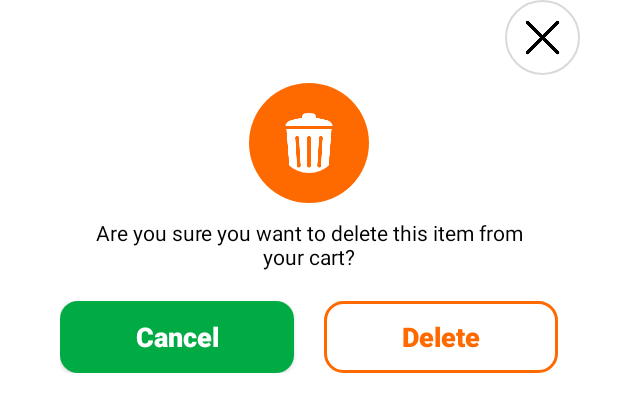
After one commit to minhman293/Food_Ordering_Spoon, an Android app: the layout dialog_confirm.xml on its own in the app's theme, with its tools: preview values and no code run, on a phone screen of 412 x 824 dp. The commit adds this screen. Shown: the top 412 px of the screen. Run offline under Robolectric (Android 15) with nearby library versions, the phone set to English and light mode, and no system bars.

Commit message:
push to gitgub

```diff
--- a/app/src/main/java/com/man293/food_ordering_spoon/components/SpoonDialog.java
+++ /dev/null
@@ -1,21 +0,0 @@
-package com.man293.food_ordering_spoon.components;
-
-import android.content.Context;
-
-import com.google.android.material.bottomsheet.BottomSheetDialog;
-
-import androidx.annotation.NonNull;
-
-public class SpoonDialog extends BottomSheetDialog {
-    public SpoonDialog(@NonNull Context context) {
-        super(context);
-    }
-
-    public SpoonDialog(@NonNull Context context, int theme) {
-        super(context, theme);
-    }
-
-    protected SpoonDialog(@NonNull Context context, boolean cancelable, OnCancelListener cancelListener) {
-        super(context, cancelable, cancelListener);
-    }
-}
--- a/app/src/main/java/com/man293/food_ordering_spoon/fragments/CartFragment.java
+++ b/app/src/main/java/com/man293/food_ordering_spoon/fragments/CartFragment.java
@@ -2,12 +2,17 @@ package com.man293.food_ordering_spoon.fragments;
 
 import android.os.Bundle;
 
+import androidx.appcompat.widget.AppCompatButton;
 import androidx.fragment.app.Fragment;
 
 import android.view.LayoutInflater;
 import android.view.View;
 import android.view.ViewGroup;
+import android.view.Window;
+import android.widget.Button;
+import android.widget.ImageButton;
 
+import com.google.android.material.bottomsheet.BottomSheetDialog;
 import com.man293.food_ordering_spoon.R;
 
 public class CartFragment extends Fragment {
@@ -17,6 +22,21 @@ public class CartFragment extends Fragment {
                              Bundle savedInstanceState) {
         View view = inflater.inflate(R.layout.fragment_cart, container, false);
 
+        ImageButton deleteButton = view.findViewById(R.id.delete_button);
+        deleteButton.setOnClickListener(v -> {
+           showDialog();
+        });
+
         return view;
     }
+
+    private void showDialog( ) {
+        BottomSheetDialog deleteDialog  = new BottomSheetDialog(getContext() , R.style.bottom_sheet_dialog_theme);
+        deleteDialog.setContentView(R.layout.dialog_confirm);
+        ImageButton closeButton = deleteDialog.findViewById(R.id.close_dialog_button);
+        closeButton.setOnClickListener(v -> {
+            deleteDialog.hide();
+        });
+        deleteDialog.show();
+    }
 }
--- /dev/null
+++ b/app/src/main/res/drawable/background_gray_outline_rounded.xml
@@ -0,0 +1,6 @@
+<?xml version="1.0" encoding="utf-8"?>
+<shape android:shape="oval" xmlns:android="http://schemas.android.com/apk/res/android">
+    <stroke android:width="1dp" android:color="@color/lightgray"/>
+    <corners android:radius="1000dp"/>
+    <solid android:color="@color/white"/>
+</shape>
--- /dev/null
+++ b/app/src/main/res/drawable/background_green_round.xml
@@ -0,0 +1,5 @@
+<?xml version="1.0" encoding="utf-8"?>
+<shape android:shape="rectangle" xmlns:android="http://schemas.android.com/apk/res/android">
+    <solid android:color="@color/green" />
+    <corners android:radius="12dp"/>
+</shape>
--- /dev/null
+++ b/app/src/main/res/drawable/background_orange_outline_round.xml
@@ -0,0 +1,5 @@
+<?xml version="1.0" encoding="utf-8"?>
+<shape android:shape="rectangle" xmlns:android="http://schemas.android.com/apk/res/android">
+    <stroke android:width="2dp" android:color="@color/orange" />
+    <corners android:radius="12dp"/>
+</shape>
--- /dev/null
+++ b/app/src/main/res/drawable/background_orange_rounded.xml
@@ -0,0 +1,5 @@
+<?xml version="1.0" encoding="utf-8"?>
+<shape android:shape="rectangle" xmlns:android="http://schemas.android.com/apk/res/android">
+    <solid android:color="@color/orange" />
+    <corners android:radius="1000dp"/>
+</shape>
--- a/app/src/main/res/layout/activity_app.xml
+++ b/app/src/main/res/layout/activity_app.xml
@@ -13,7 +13,7 @@
         android:layout_height="wrap_content"
         android:name="com.man293.food_ordering_spoon.fragments.HomeFragment"
         android:layout_weight="1"
-        tools:layout="@layout/fragment_home"
+        tools:layout="@layout/fragment_cart"
         />
     <com.etebarian.meowbottomnavigation.MeowBottomNavigation
         android:id="@+id/MeowBottomNavigation"
--- /dev/null
+++ b/app/src/main/res/layout/dialog_confirm.xml
@@ -0,0 +1,82 @@
+<?xml version="1.0" encoding="utf-8"?>
+<androidx.constraintlayout.widget.ConstraintLayout xmlns:android="http://schemas.android.com/apk/res/android"
+    xmlns:app="http://schemas.android.com/apk/res-auto"
+    android:id="@+id/dialog_layout"
+    android:layout_width="match_parent"
+    android:layout_height="wrap_content"
+    android:background="@android:color/transparent"
+    >
+    <LinearLayout
+        android:id="@+id/dialog_container"
+        android:paddingVertical="30dp"
+        android:paddingHorizontal="40dp"
+        android:layout_width="match_parent"
+        android:layout_height="wrap_content"
+        app:layout_constraintBottom_toBottomOf="parent"
+        android:orientation="vertical"
+        android:background="@color/white"
+        >
+        <FrameLayout
+            android:layout_width="wrap_content"
+            android:layout_height="wrap_content"
+            android:layout_gravity="center_horizontal"
+            android:background="@drawable/background_orange_rounded"
+            android:padding="20dp"
+            >
+            <com.google.android.material.imageview.ShapeableImageView
+                android:id="@+id/dialog_logo"
+                android:layout_width="40dp"
+                android:layout_height="40dp"
+                android:src="@drawable/recycle_bin"
+                android:scaleType="fitCenter"
+                app:shapeAppearanceOverlay="@style/image_rounded"
+                />
+        </FrameLayout>
+        <TextView
+            android:layout_width="wrap_content"
+            android:layout_height="wrap_content"
+            android:text="Are you sure you want to delete this item from your cart?"
+            android:layout_marginHorizontal="10dp"
+            android:layout_marginTop="10dp"
+            android:layout_marginBottom="20dp"
+            android:gravity="center"
+            android:textColor="@color/black"
+            />
+        <LinearLayout
+            android:layout_width="match_parent"
+            android:layout_height="wrap_content"
+            android:orientation="horizontal"
+            android:layout_gravity="center_horizontal"
+            >
+            <androidx.appcompat.widget.AppCompatButton
+                android:layout_weight="1"
+                android:text="Cancel"
+                android:background="@drawable/background_green_round"
+                style="@style/button"
+                android:layout_marginRight="10dp"
+                />
+            <androidx.appcompat.widget.AppCompatButton
+                android:id="@+id/cofirm_delete_button"
+                android:layout_weight="1"
+                android:text="Delete"
+                android:textColor="@color/orange"
+                android:background="@drawable/background_orange_outline_round"
+                android:layout_marginLeft="10dp"
+                style="@style/button"
+                />
+        </LinearLayout>
+    </LinearLayout>
+    <ImageButton
+        android:id="@+id/close_dialog_button"
+        app:layout_constraintTop_toTopOf="@+id/dialog_container"
+        app:layout_constraintBottom_toTopOf="@id/dialog_container"
+        app:layout_constraintRight_toRightOf="parent"
+        android:layout_marginRight="25dp"
+        android:layout_width="50dp"
+        android:layout_height="50dp"
+        android:src="@drawable/xmark_icon"
+        android:scaleType="fitCenter"
+        android:background="@drawable/background_gray_outline_rounded"
+        android:padding="10dp"
+        />
+</androidx.constraintlayout.widget.ConstraintLayout>
--- a/app/src/main/res/layout/fragment_cart.xml
+++ b/app/src/main/res/layout/fragment_cart.xml
@@ -146,6 +146,7 @@
                        </LinearLayout>
                    </LinearLayout>
                    <ImageButton
+                       android:id="@+id/delete_button"
                        android:layout_width="65dp"
                        android:layout_height="40dp"
                        android:scaleType="fitCenter"
@@ -441,7 +442,8 @@
            </LinearLayout>
            <androidx.appcompat.widget.AppCompatButton
                android:text="Checkout"
-               style="@style/primary_btn"
+               style="@style/button"
+               android:background="@drawable/background_orange_round"
                android:layout_marginTop="50dp"
                android:layout_marginBottom="20dp"
                />
--- a/app/src/main/res/values/colors.xml
+++ b/app/src/main/res/values/colors.xml
@@ -9,6 +9,7 @@
     <color name="white">#FFFFFFFF</color>
     <color name="water">#D2F4FF</color>
     <color name="lightgray">#D9D9D9</color>
+    <color name="lightgray_75">#BFD9D9D9</color>
     <color name="whitegray">#F1F1F1</color>
     <color name="green">#00AB44</color>
     <color name="purple">#C729FF</color>
--- a/app/src/main/res/values/styles.xml
+++ b/app/src/main/res/values/styles.xml
@@ -28,14 +28,20 @@
         <item name="android:layout_height">wrap_content</item>
     </style>
 
-    <style name="primary_btn">
+    <style name="button">
         <item name="android:layout_width">match_parent</item>
         <item name="android:layout_height">wrap_content</item>
+        <item name="android:textColor">@color/white</item>
         <item name="android:textStyle">bold</item>
-        <item name="android:background">@drawable/background_orange_btn</item>
-        <item name="android:textColor">@color/white</item>
         <item name="android:textAllCaps">false</item>
         <item name="android:textSize">@dimen/text_large</item>
+        <item name="android:paddingLeft">10dp</item>
+        <item name="android:paddingRight">10dp</item>
+    </style>
+
+    <!-- THEM FOR BOTTOM SHEET DIALOG -->
+    <style name="bottom_sheet_dialog_theme" parent="Theme.AppCompat.Light">
+        <item name="android:colorBackground">@color/lightgray_75</item>
     </style>
 
 </resources>
```
Also changed, not shown: app/src/main/res/drawable/background_orange_round.xml (renamed from app/src/main/res/drawable/background_orange_btn.xml).
